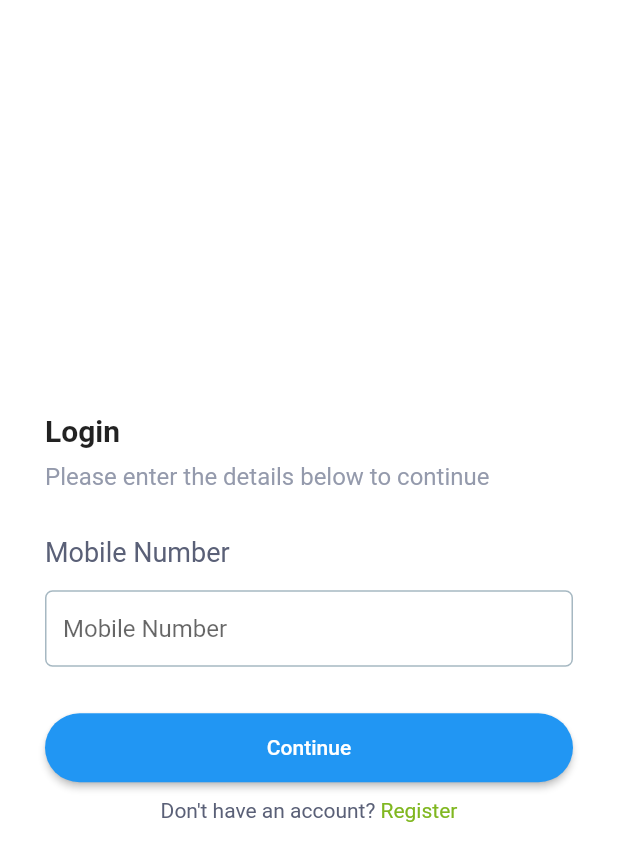
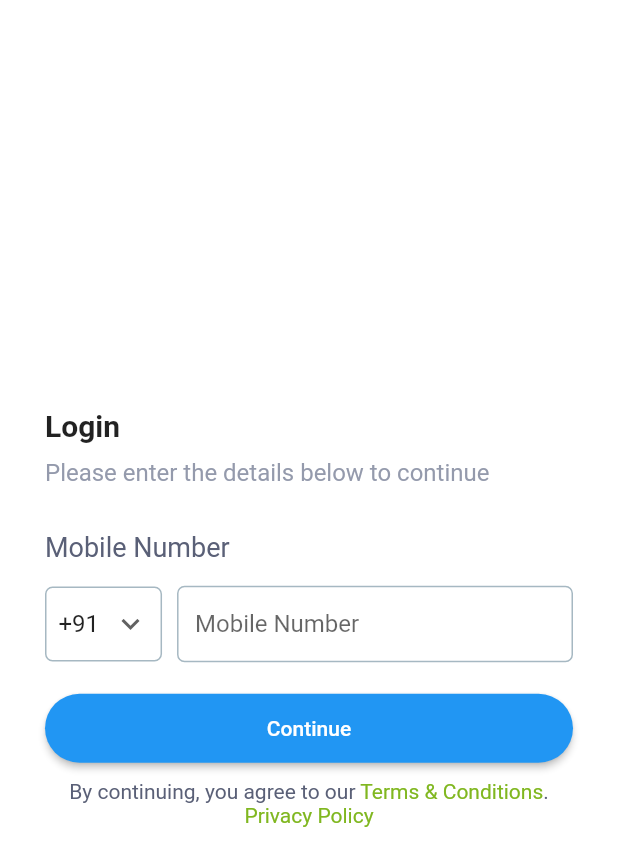
Before and after one commit to seethalakshmy/Nextpower, a Flutter app: the screen it shows after launch, on a phone screen of 412 x 824 dp. Shown: the top 866 px of the screen. Run offline on Flutter 3.47's test engine with Material 2 defaults, Android fonts, the phone set to English and light mode, and no system bars; our stand-ins replace file_picker, flutter_svg, get, get_storage, package_info_plus.

Commit message:
splash and login design completed

```diff
--- a/lib/infrastructure/navigation/navigation_utils.dart
+++ b/lib/infrastructure/navigation/navigation_utils.dart
@@ -2,8 +2,7 @@ import 'package:get/get.dart';
 import 'package:project/infrastructure/navigation/routes.dart';
 
 class NavigationUtils {
-
-  void callAddStock() {
-    // Get.toNamed(Routes.ADD_STOCK);
+  void callLoginPage() {
+    Get.toNamed(Routes.LOGIN);
   }
 }
--- a/lib/infrastructure/navigation/routes.dart
+++ b/lib/infrastructure/navigation/routes.dart
@@ -1,6 +1,6 @@
 class Routes {
   static Future<String> get initialRoute async {
-    return LOGIN;
+    return SPLASH_SCREEN;
   }
 
   static const HOME = '/home';
--- a/lib/infrastructure/utils/border_utils.dart
+++ b/lib/infrastructure/utils/border_utils.dart
@@ -1,16 +1,26 @@
-
 import 'package:flutter/material.dart';
 
 import '../theme/app_colors.dart';
 
-class CustomBorders{
-
+class CustomBorders {
   OutlineInputBorder textFieldBorder() {
     return OutlineInputBorder(
-        borderRadius: BorderRadius.all(
-          Radius.circular(5.0),
+        borderRadius: borderCircularRadius5(),
+        borderSide: BorderSide(color: AppColors.textBoxBorder));
+  }
+
+  BoxDecoration containerBorder() {
+    return BoxDecoration(
+        border: Border.all(
+          color: AppColors.textBoxBorder,
         ),
-        borderSide:BorderSide(color:AppColors.textBoxBorder)
+        borderRadius: borderCircularRadius5());
+  }
+
+  BorderRadius borderCircularRadius5() {
+    return const BorderRadius.all(
+      Radius.circular(5.0),
     );
   }
+
 }
--- /dev/null
+++ b/lib/infrastructure/utils/input_formatter_utils.dart
@@ -0,0 +1,7 @@
+import 'package:flutter/services.dart';
+
+class InputFormatterUtils {
+  List<TextInputFormatter> onlyNumber() {
+    return [FilteringTextInputFormatter(RegExp("[0-9]"), allow: true)];
+  }
+}
--- a/lib/infrastructure/widgets/buttons/rounded_rectangle_button.dart
+++ b/lib/infrastructure/widgets/buttons/rounded_rectangle_button.dart
@@ -6,20 +6,35 @@ class RoundedRectangleButton extends StatelessWidget {
     required this.onPressed,
     this.borderRadius = 30.0,
     required this.text,
+    this.isLoading = false,
+    this.loaderSize = 18,
   });
 
   final VoidCallback onPressed;
   final double borderRadius;
   final String text;
+  final bool isLoading;
+  final double loaderSize;
 
   @override
   Widget build(BuildContext context) {
     return ElevatedButton(
         onPressed: onPressed,
-        style: ElevatedButton.styleFrom(padding: EdgeInsets.symmetric(horizontal: 5.0,vertical: 15),
-            shape: RoundedRectangleBorder(
-          borderRadius: BorderRadius.circular(borderRadius),
-        ),),
-        child: Text(text));
+        style: ElevatedButton.styleFrom(
+          padding: const EdgeInsets.symmetric(horizontal: 5.0, vertical: 15),
+          shape: RoundedRectangleBorder(
+            borderRadius: BorderRadius.circular(borderRadius),
+          ),
+        ),
+        child: isLoading
+            ? SizedBox(
+                height: loaderSize,
+                width: loaderSize,
+                child: const CircularProgressIndicator(
+                  color: Colors.white,
+                  strokeWidth: 2,
+                ),
+              )
+            : Text(text));
   }
 }
--- /dev/null
+++ b/lib/infrastructure/widgets/text/heading_text_widget.dart
@@ -0,0 +1,18 @@
+import 'package:flutter/material.dart';
+
+class HeadingTextWidget extends StatelessWidget {
+  const HeadingTextWidget({
+    super.key,
+    required this.title,
+  });
+
+  final String title;
+
+  @override
+  Widget build(BuildContext context) {
+    return Text(
+      title,
+      style: const TextStyle(fontSize: 20, fontWeight: FontWeight.bold),
+    );
+  }
+}
--- /dev/null
+++ b/lib/infrastructure/widgets/text/subtitle_widget.dart
@@ -0,0 +1,19 @@
+import 'package:flutter/material.dart';
+import 'package:project/infrastructure/theme/app_colors.dart';
+
+class SubtitleWidget extends StatelessWidget {
+  const SubtitleWidget({
+    super.key,
+    required this.subtitle,
+  });
+
+  final String subtitle;
+
+  @override
+  Widget build(BuildContext context) {
+    return Text(
+      subtitle,
+      style: TextStyle(fontSize: 16, color: AppColors.descriptionTextColor),
+    );
+  }
+}
--- a/lib/presentation/login/controllers/login.controller.dart
+++ b/lib/presentation/login/controllers/login.controller.dart
@@ -1,11 +1,22 @@
+import 'dart:async';
+
+import 'package:flutter/material.dart';
 import 'package:get/get.dart';
+import 'package:project/infrastructure/utils/constants.dart';
+import 'package:project/infrastructure/utils/print_utils.dart';
 
 class LoginController extends GetxController {
-  //TODO: Implement LoginController
+  final selectedCountryCode = "".obs;
 
-  final count = 0.obs;
+  String mobileNumber = "";
+  RxString mobileNumberError = "".obs;
+
+  final formKey = GlobalKey<FormState>();
+  RxBool isLoading = false.obs;
+
   @override
   void onInit() {
+    setCountryCode();
     super.onInit();
   }
 
@@ -19,5 +30,25 @@ class LoginController extends GetxController {
     super.onClose();
   }
 
-  void increment() => count.value++;
+  setCountryCode([String? value]) {
+    selectedCountryCode(value ?? AppConstants().countryCodeList.first);
+    update();
+  }
+
+  printData({required String message, required String value, int? lineNumber}) {
+    PrintUtils().prints(
+        message: message,
+        value: value,
+        className: "LoginController",
+        lineNumber: lineNumber);
+  }
+
+  gotoNextPage() {
+    printData(message: "Mobile number:", value: mobileNumber);
+    isLoading(true);
+    Timer.periodic(const Duration(seconds: 2), (Timer timer) {
+      formKey.currentState!.validate();
+      isLoading(false);
+    });
+  }
 }
--- a/lib/presentation/login/login.screen.dart
+++ b/lib/presentation/login/login.screen.dart
@@ -1,11 +1,14 @@
 import 'package:flutter/material.dart';
+import 'package:get/get.dart';
+import 'package:project/generated/locales.g.dart';
+import 'package:project/infrastructure/theme/app_colors.dart';
+import 'package:project/infrastructure/widgets/text/heading_text_widget.dart';
 
-import 'package:get/get.dart';
-import 'package:project/infrastructure/theme/app_colors.dart';
-import 'package:project/infrastructure/utils/decoration_utils.dart';
-
-import '../../infrastructure/widgets/buttons/rounded_rectangle_button.dart';
+import '../../infrastructure/widgets/text/subtitle_widget.dart';
 import 'controllers/login.controller.dart';
+import 'widgets/continue_button_widget.dart';
+import 'widgets/mobile_number.dart';
+import 'widgets/terms_and_conditions_text_widget.dart';
 
 class LoginScreen extends GetView<LoginController> {
   const LoginScreen({Key? key}) : super(key: key);
@@ -15,48 +18,33 @@ class LoginScreen extends GetView<LoginController> {
     return Scaffold(
       body: Padding(
         padding: const EdgeInsets.symmetric(horizontal: 30.0),
+        child: Form(
+          key: controller.formKey,
           child: Column(
               mainAxisAlignment: MainAxisAlignment.center,
               crossAxisAlignment: CrossAxisAlignment.stretch,
               children: [
-              const Text(
-                'Login',
-                style: TextStyle(fontSize: 20, fontWeight: FontWeight.bold),
+                HeadingTextWidget(
+                  title: LocaleKeys.login.tr,
                 ),
                 const SizedBox(height: 10),
-              Text(
-                'Please enter the details below to continue',
-                style: TextStyle(
-                    fontSize: 16, color: AppColors.descriptionTextColor),
-              ),
+                SubtitleWidget(
+                    subtitle:
+                        LocaleKeys.pleaseEnterTheDetailsBelowToContinue.tr),
                 const SizedBox(height: 30),
                 Text(
-                'Mobile Number',
+                  LocaleKeys.mobileNumber.tr,
                   style: TextStyle(
                       fontSize: 18, color: AppColors.titleLabelTextColor),
                 ),
                 const SizedBox(height: 15),
-              TextFormField(
-                decoration: CustomDecorationUtils()
-                    .textFieldDecoration(hintText: 'Mobile Number'),
+                const MobileNumberWidget(),
+                const SizedBox(height: 20),
+                const ContinueButtonWidget(),
+                const SizedBox(height: 10),
+                const TermsAndConditionsTextWidget()
+              ]),
         ),
-              const SizedBox(height: 30),
-              RoundedRectangleButton(
-                onPressed: () {},
-                text: 'Continue',
-              ),
-              const SizedBox(height: 10),
-              RichText(
-                textAlign: TextAlign.center,
-                text: TextSpan(
-                  text: "Don't have an account? ",
-                  style: TextStyle(color: AppColors.titleLabelTextColor),
-                  children: [
-                    TextSpan(text: "Register",style: TextStyle(color: AppColors.labelGreenTextColor))
-                  ],
-                ),
-              )
-            ]),
       ),
     );
   }
--- /dev/null
+++ b/lib/presentation/login/widgets/continue_button_widget.dart
@@ -0,0 +1,23 @@
+import 'package:flutter/material.dart';
+import 'package:get/get.dart';
+import 'package:project/generated/locales.g.dart';
+import 'package:project/infrastructure/widgets/buttons/rounded_rectangle_button.dart';
+import 'package:project/presentation/login/controllers/login.controller.dart';
+
+class ContinueButtonWidget extends GetView<LoginController> {
+  const ContinueButtonWidget({
+    super.key,
+  });
+
+  @override
+  Widget build(BuildContext context) {
+    return Obx(() =>
+        RoundedRectangleButton(
+          isLoading: controller.isLoading.value,
+          onPressed: () {
+            controller.gotoNextPage();
+          },
+          text: LocaleKeys.continueLabel.tr,
+        ));
+  }
+}
--- /dev/null
+++ b/lib/presentation/login/widgets/mobile_number.dart
@@ -0,0 +1,85 @@
+import 'package:flutter/material.dart';
+import 'package:get/get.dart';
+import 'package:project/generated/locales.g.dart';
+import 'package:project/infrastructure/theme/app_colors.dart';
+import 'package:project/infrastructure/utils/border_utils.dart';
+import 'package:project/infrastructure/utils/constants.dart';
+import 'package:project/infrastructure/utils/decoration_utils.dart';
+import 'package:project/infrastructure/utils/input_formatter_utils.dart';
+import 'package:project/infrastructure/utils/print_utils.dart';
+import 'package:project/infrastructure/utils/validation_utils.dart';
+
+import '../controllers/login.controller.dart';
+
+class MobileNumberWidget extends GetView<LoginController> {
+  const MobileNumberWidget({
+    super.key,
+  });
+
+  @override
+  Widget build(BuildContext context) {
+    return Column(
+      crossAxisAlignment: CrossAxisAlignment.start,
+      children: [
+        Row(
+          children: [
+            Container(
+              decoration: CustomBorders().containerBorder(),
+              child: Obx(() {
+                return DropdownButton<String>(
+                  value: controller.selectedCountryCode.value,
+                  underline: Container(),
+                  items: AppConstants().countryCodeList.map((String items) {
+                    return DropdownMenuItem(
+                      value: items,
+                      child: Padding(
+                        padding: const EdgeInsets.only(left: 8.0),
+                        child: Text(items),
+                      ),
+                    );
+                  }).toList(),
+                  icon: const Padding(
+                    padding: EdgeInsets.only(right: 8.0),
+                    child: Icon(Icons.keyboard_arrow_down),
+                  ),
+                  onChanged: (value) {
+                    PrintUtils().prints(message: "Selected ", value: value);
+                    controller.setCountryCode(value);
+                  },
+                );
+              }),
+            ),
+            const SizedBox(width: 10),
+            Expanded(
+              child: TextFormField(
+                keyboardType: TextInputType.number,
+                inputFormatters: InputFormatterUtils().onlyNumber(),
+                validator: (value) {
+                  controller.mobileNumberError(
+                      ValidationUtils().mobileNumberValidation(value) ?? "");
+                  return null;
+                },
+                decoration: CustomDecorationUtils()
+                    .textFieldDecoration(hintText: LocaleKeys.mobileNumber.tr),
+                onChanged: (value) {
+                  controller.mobileNumber = value;
+                },
+              ),
+            ),
+          ],
+        ),
+        Obx(() {
+          return controller.mobileNumberError.value.isEmpty
+              ? Container()
+              : Padding(
+                  padding: const EdgeInsets.only(left: 5.0, top: 5),
+                  child: Text(
+                    controller.mobileNumberError.value,
+                    style: TextStyle(color: AppColors.errorRed),
+                  ),
+                );
+        })
+      ],
+    );
+  }
+}
--- /dev/null
+++ b/lib/presentation/login/widgets/terms_and_conditions_text_widget.dart
@@ -0,0 +1,30 @@
+import 'package:flutter/material.dart';
+import 'package:get/get.dart';
+import 'package:project/generated/locales.g.dart';
+import 'package:project/infrastructure/theme/app_colors.dart';
+
+class TermsAndConditionsTextWidget extends StatelessWidget {
+  const TermsAndConditionsTextWidget({
+    super.key,
+  });
+
+  @override
+  Widget build(BuildContext context) {
+    return RichText(
+      textAlign: TextAlign.center,
+      text: TextSpan(
+        text: "${LocaleKeys.byContinuingYouAgreeToOur.tr} ",
+        style: TextStyle(color: AppColors.titleLabelTextColor),
+        children: [
+          TextSpan(
+              text: LocaleKeys.termsAndConditions.tr,
+              style: TextStyle(color: AppColors.labelGreenTextColor)),
+          const TextSpan(text: ". "),
+          TextSpan(
+              text: LocaleKeys.privacyPolicy.tr,
+              style: TextStyle(color: AppColors.labelGreenTextColor))
+        ],
+      ),
+    );
+  }
+}
--- a/lib/presentation/splash_screen/controllers/splash_screen.controller.dart
+++ b/lib/presentation/splash_screen/controllers/splash_screen.controller.dart
@@ -1,9 +1,6 @@
 import 'package:get/get.dart';
 
 class SplashScreenController extends GetxController {
-  //TODO: Implement SplashScreenController
-
-  final count = 0.obs;
   @override
   void onInit() {
     super.onInit();
@@ -18,6 +15,4 @@ class SplashScreenController extends GetxController {
   void onClose() {
     super.onClose();
   }
-
-  void increment() => count.value++;
 }
--- a/pubspec.yaml
+++ b/pubspec.yaml
@@ -13,6 +13,7 @@ dependencies:
   cached_network_image: ^3.2.1
   flutter_svg: ^1.1.6
   file_picker: ^5.2.4
+  package_info_plus: ^3.0.3
 
   flutter:
     sdk: flutter
@@ -29,3 +30,4 @@ flutter:
     - assets/json/
     - assets/icons/
     - assets/locales/
+    - assets/logo/
```
Also changed, not shown: assets/locales/en_US.json (+10 -1 lines), lib/infrastructure/utils/print_utils.dart (added, +14 -0 lines), lib/infrastructure/utils/validation_utils.dart (added, +8 -0 lines), lib/presentation/splash_screen/splash_screen.screen.dart (+83 -13 lines), lib/generated/assets.dart, lib/generated/locales.g.dart, pubspec.lock, 2 other files. Lines whose indentation alone changed are shown as unchanged.
